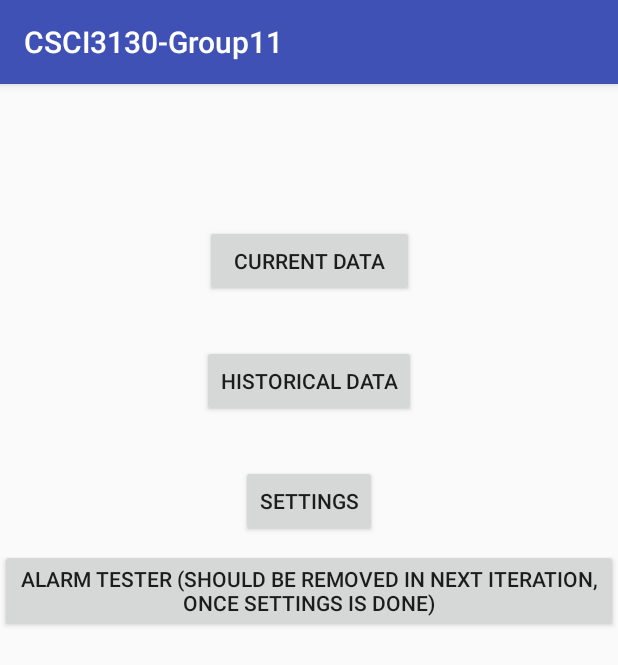
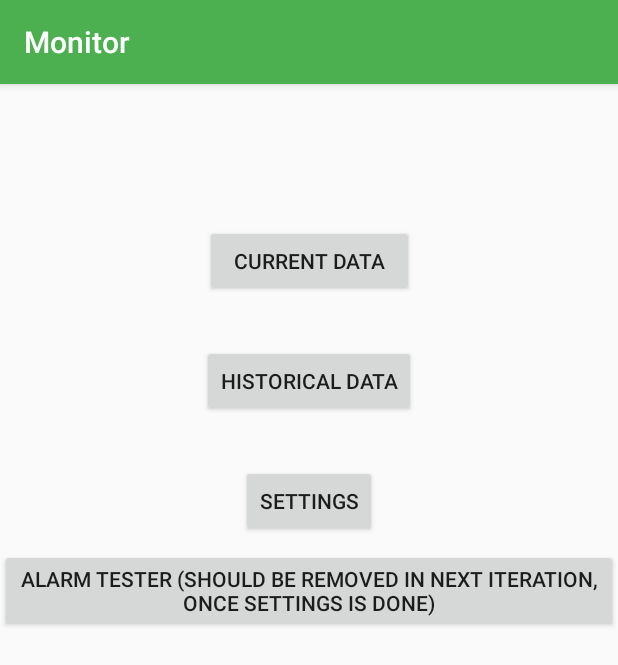
Before and after one commit to alex-clarke/CSCI3130-Group11, an Android app: the screen it shows after launch (MainActivity), on a phone screen of 412 x 824 dp. Shown: the top 665 px of the screen. Run offline under Robolectric (Android 15) with nearby library versions, the phone set to English and light mode, and no system bars.

Commit message:
Added icon and colour changes to UI [Kyle]

```diff
--- a/app/src/main/res/values/colors.xml
+++ b/app/src/main/res/values/colors.xml
@@ -1,6 +1,6 @@
 <?xml version="1.0" encoding="utf-8"?>
 <resources>
-    <color name="colorPrimary">#3F51B5</color>
-    <color name="colorPrimaryDark">#303F9F</color>
+    <color name="colorPrimary">#4caf50</color>
+    <color name="colorPrimaryDark">#43a047</color>
     <color name="colorAccent">#FF4081</color>
 </resources>
--- a/app/src/main/res/values/strings.xml
+++ b/app/src/main/res/values/strings.xml
@@ -1,3 +1,3 @@
 <resources>
-    <string name="app_name">CSCI3130-Group11</string>
+    <string name="app_name">Monitor</string>
 </resources>
```
Also changed, not shown: app/src/main/res/mipmap-hdpi/ic_launcher.png, app/src/main/res/mipmap-mdpi/ic_launcher.png, app/src/main/res/mipmap-xhdpi/ic_launcher.png, app/src/main/res/mipmap-xxhdpi/ic_launcher.png, app/src/main/res/mipmap-xxxhdpi/ic_launcher.png.
